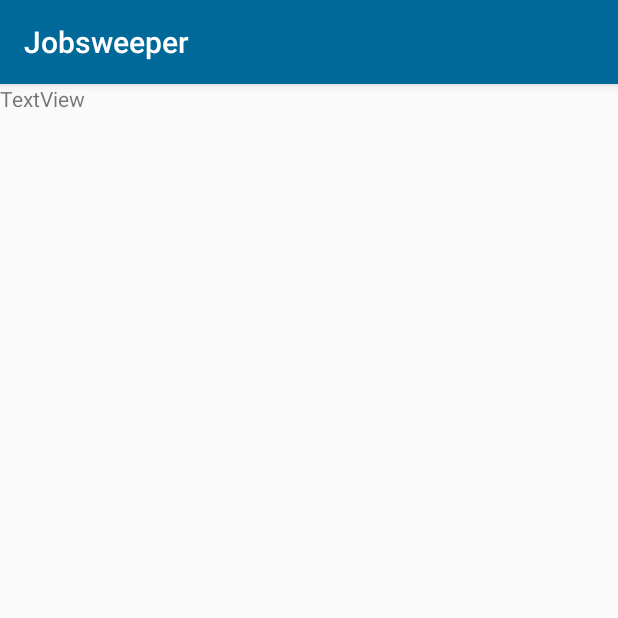
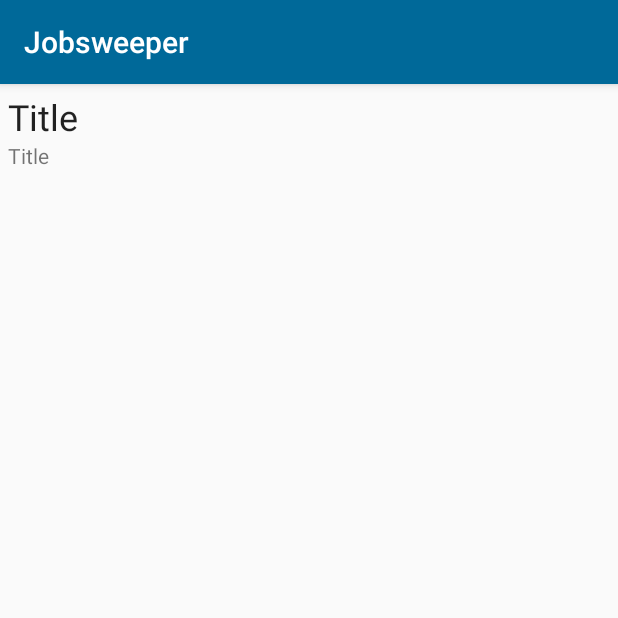
Before and after one commit to felixruponen/jobsweeper, an Android app: the fragment JobDetailFragment placed in its activity, on a phone screen of 412 x 824 dp, the top half of it. Run offline under Robolectric (Android 15) with nearby library versions, the phone set to English and light mode, and no system bars; libraries missing offline, so code that uses them is left out: com.lorentzos.flingswipe; 6 statements that could not run were skipped.

Commit message:
Started implementing job details

```diff
--- a/app/src/main/java/se/openhack/jobsweeper/fragments/JobDetailFragment.java
+++ b/app/src/main/java/se/openhack/jobsweeper/fragments/JobDetailFragment.java
@@ -6,8 +6,10 @@ import android.support.v4.app.Fragment;
 import android.view.LayoutInflater;
 import android.view.View;
 import android.view.ViewGroup;
+import android.widget.TextView;
 
 import se.openhack.jobsweeper.R;
+import se.openhack.jobsweeper.models.JobAdvert;
 
 /**
  * Created by victoraxelsson on 2016-12-03.
@@ -15,11 +17,14 @@ import se.openhack.jobsweeper.R;
 
 public class JobDetailFragment extends Fragment {
 
+    private JobAdvert jobAdvert;
+
     public JobDetailFragment(){}
 
-    public static JobDetailFragment newInstance() {
+    public static JobDetailFragment newInstance(int jobId) {
         JobDetailFragment fragment = new JobDetailFragment();
         Bundle args = new Bundle();
+        args.putInt("id", jobId);
         fragment.setArguments(args);
         return fragment;
     }
@@ -30,6 +35,16 @@ public class JobDetailFragment extends Fragment {
         View v = inflater.inflate(R.layout.fragment_job_detail, container, false);
 
 
+        TextView txtTitle = (TextView)v.findViewById(R.id.txt_title);
+        txtTitle.setText(jobAdvert.getAdvert().getTitle());
+
+        TextView txtText = (TextView)v.findViewById(R.id.txt_text);
+        txtText.setText(jobAdvert.getAdvert().getText());
+
         return v;
     }
+
+    public void setJobAdvert(JobAdvert jobAdvert) {
+        this.jobAdvert = jobAdvert;
+    }
 }
--- a/app/src/main/res/layout/fragment_job_detail.xml
+++ b/app/src/main/res/layout/fragment_job_detail.xml
@@ -1,11 +1,32 @@
 <?xml version="1.0" encoding="utf-8"?>
 <LinearLayout xmlns:android="http://schemas.android.com/apk/res/android"
-    android:orientation="vertical" android:layout_width="match_parent"
-    android:layout_height="match_parent">
+    android:orientation="vertical"
+    android:layout_width="match_parent"
+    android:layout_height="match_parent"
+    android:padding="5dp">
 
-    <TextView
-        android:text="TextView"
+    <ScrollView
         android:layout_width="match_parent"
-        android:layout_height="wrap_content"
-        android:id="@+id/textView2" />
+        android:layout_height="match_parent">
+
+        <LinearLayout
+            android:layout_width="match_parent"
+            android:layout_height="match_parent"
+            android:orientation="vertical">
+
+            <TextView
+                android:text="Title"
+                android:layout_width="match_parent"
+                android:layout_height="wrap_content"
+                android:id="@+id/txt_title"
+                android:textAppearance="@style/Base.TextAppearance.AppCompat.Headline"/>
+
+            <TextView
+                android:text="Title"
+                android:layout_width="match_parent"
+                android:layout_height="wrap_content"
+                android:id="@+id/txt_text" />
+        </LinearLayout>
+
+    </ScrollView>
 </LinearLayout>
```
Also changed, not shown: app/src/main/java/se/openhack/jobsweeper/fragments/JobSwipeFragment.java (+6 -3 lines).
